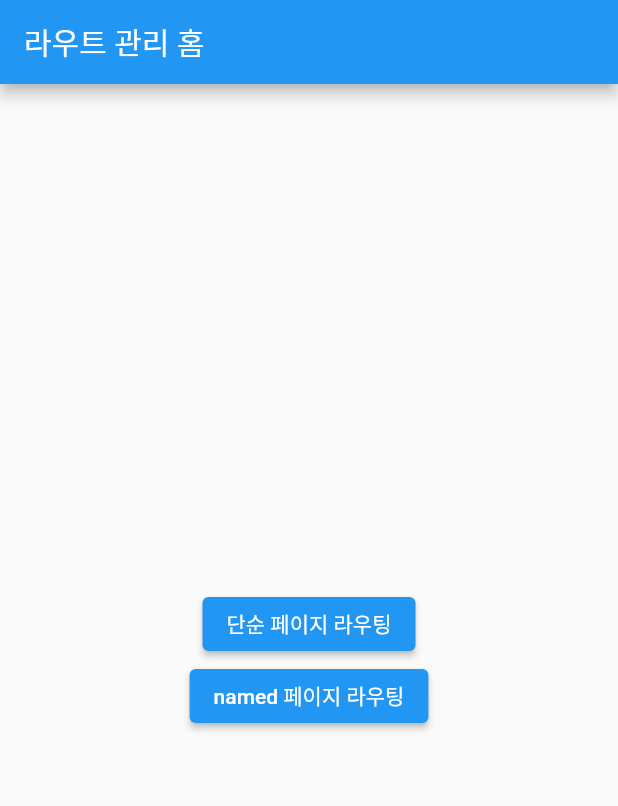
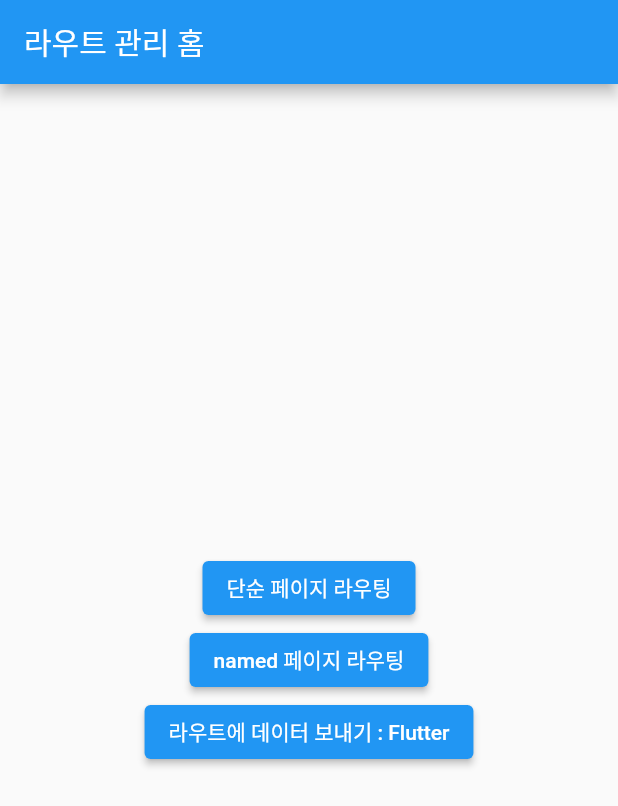
Before and after one commit to mike-bskim/getx_test, a Flutter app: the screen it shows after launch, on a phone screen of 412 x 824 dp. Shown: the top 806 px of the screen. Run offline on Flutter 3.47's test engine with Material 2 defaults, Android fonts, the phone set to English and light mode, and no system bars; our stand-ins replace get.

Commit message:
06_argument_route

```diff
--- a/lib/main.dart
+++ b/lib/main.dart
@@ -1,6 +1,7 @@
 import 'package:flutter/material.dart';
 import 'package:get/get.dart';
 import 'src/home.dart';
+import 'src/pages/argument_page.dart';
 import 'src/pages/named/first.dart';
 import 'src/pages/named/second.dart';
 
@@ -26,6 +27,7 @@ class MyApp extends StatelessWidget {
       //   '/first-named': (context) => const FirstNamedPage(),
       //   '/second-named': (context) => const SecondNamedPage(),
       // },
+// Get.toNamed 를 사용하는 경우, getPages,GetPage 필요함.
       getPages: [
         GetPage(name: '/', page: () => const Home()),
         GetPage(
@@ -36,7 +38,14 @@ class MyApp extends StatelessWidget {
             name: '/second-named',
             page: () => const SecondNamedPage(),
             transition: Transition.fadeIn),
-        // GetPage(name: '/user/:uid', pages: () => const UserInfoPage()),
+        GetPage(
+            name: '/argument',
+            page: () => const ArgumentPage(),
+            transition: Transition.fadeIn),
+        // GetPage(
+        //     name: '/user/:uid',
+        //     page: () => const UserInfoPage(),
+        //     transition: Transition.fadeIn),
       ],
     );
   }
--- a/lib/src/home.dart
+++ b/lib/src/home.dart
@@ -1,5 +1,6 @@
 import 'package:flutter/material.dart';
 import 'package:get/get.dart';
+import 'pages/argument_page.dart';
 import 'pages/normal/first.dart';
 
 class Home extends StatelessWidget {
@@ -31,20 +32,23 @@ class Home extends StatelessWidget {
                 Get.toNamed("first-named");
               },
             ),
-            // ElevatedButton(
-            //   child: const Text("라우트에 데이터 보내기 : 개남"),
-            //   onPressed: () {
-            //     Get.to(const NextPage(), arguments: "개남");
-            //     // Get.to(NextPage(), arguments: 5);
-            //     // Get.to(NextPage(), arguments: {"name": "개남", "age": 22});
-            //     // Get.to(NextPage(), arguments: User(name: "개남", age: 22));
-            //     // Get.toNamed("/next", arguments: "개남");
-            //   },
-            // ),
+            ElevatedButton(
+              child: const Text("라우트에 데이터 보내기 : Flutter"),
+              onPressed: () {
+                // 문자열, 숫자 전달 가능
+                // Get.to(const ArgumentPage(), arguments: "Flutter");
+                // Get.to(() => const ArgumentPage(), arguments: 5);
+                // map 타입 전달
+                // Get.to(() => const ArgumentPage(), arguments: {"name": "Flutter", "age": 22});
+                // 클래스 객체도 전달가능
+                Get.to(() => const ArgumentPage(), arguments: User(name: "Flutter", age: 3.0));
+                // Get.toNamed("/argument", arguments: "Flutter");
+              },
+            ),
             // ElevatedButton(
             //   child: const Text("동적링크 전송"),
             //   onPressed: () {
-            //     Get.toNamed("/user/1424?name=개남&age=22");
+            //     Get.toNamed("/user/1424?name=Flutter&age=22");
             //   },
             // ),
             // ElevatedButton(
@@ -72,9 +76,9 @@ class Home extends StatelessWidget {
   }
 }
 
-// class User {
-//   String name;
-//   double age;
-//
-//   User({required this.name, required this.age});
-// }
+class User {
+  final String name;
+  final double age;
+
+  User({required this.name, required this.age});
+}
```
Also changed, not shown: lib/src/pages/argument_page.dart (added, +52 -0 lines), lib/src/pages/next_page.dart (deleted, +0 -36 lines).
